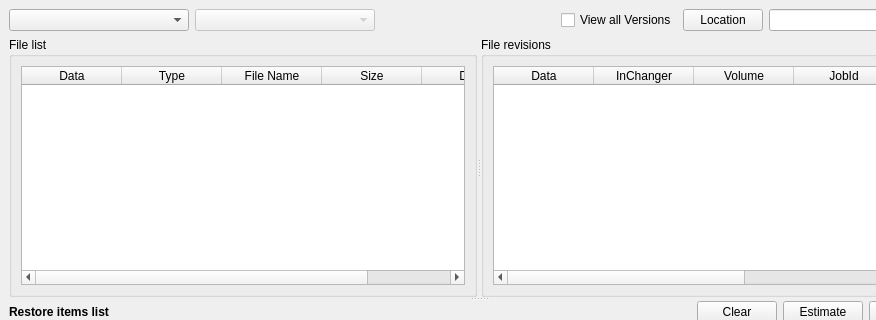
rkorzeniewski/bacula, file bacula/src/qt-console/restore/brestore.ui: the form before one commit; both pictures show x 0 to 876 and y 0 to 320 of the 958 by 555 pixel window.
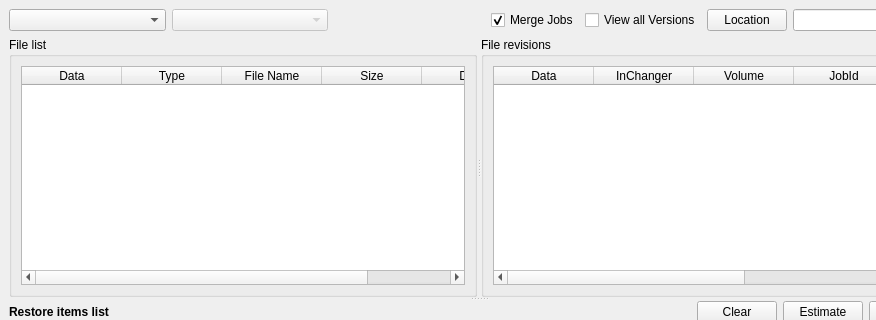
The form after the commit.

Commit message: bat: Add checkbox to allow automatic fileset merging

The edit to the form file:
```diff
--- a/bacula/src/qt-console/restore/brestore.ui
+++ b/bacula/src/qt-console/restore/brestore.ui
@@ -347,6 +347,16 @@
        </property>
       </spacer>
      </item>
+     <item>
+      <widget class="QCheckBox" name="MergeChk">
+       <property name="text">
+        <string>Merge Jobs</string>
+       </property>
+       <property name="checked">
+        <bool>true</bool>
+       </property>
+      </widget>
+     </item>
      <item>
       <widget class="QCheckBox" name="VersionsChk">
        <property name="text">
```
The commit also changes 2 other files.
